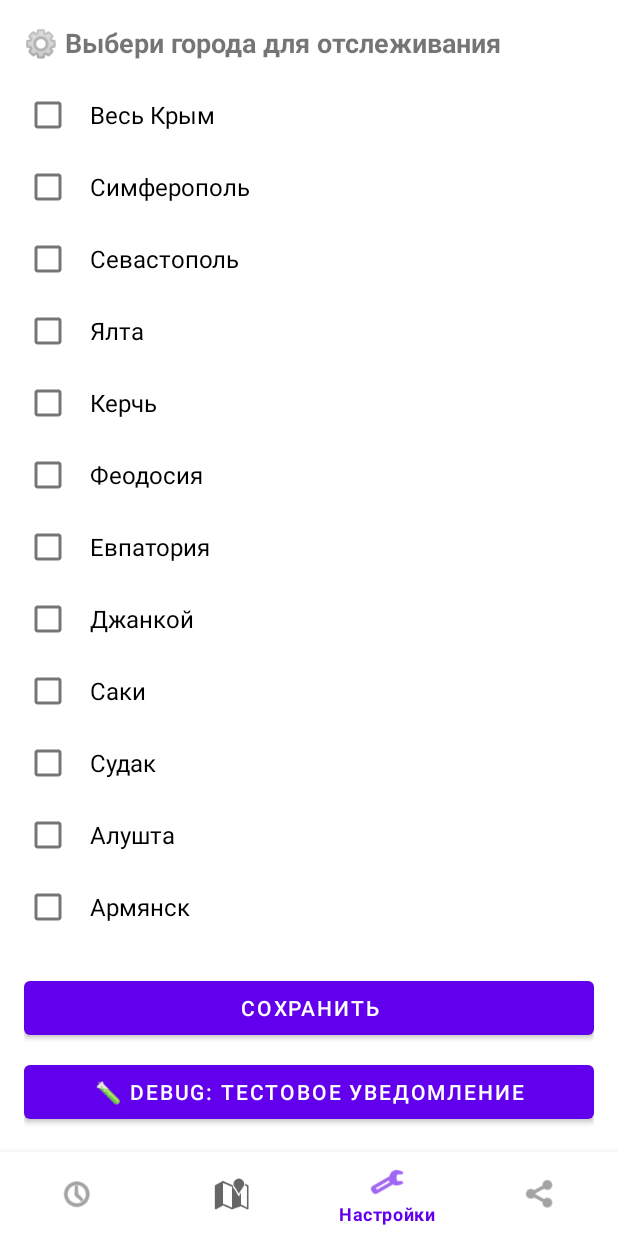
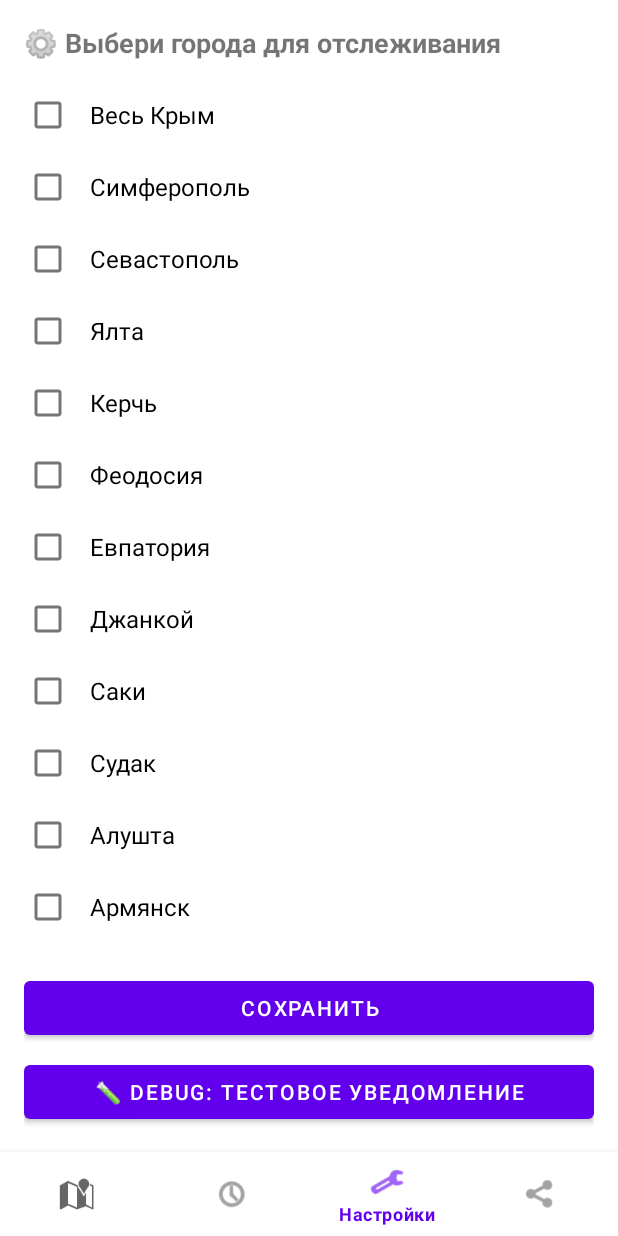
Before and after one commit to xexqq/crimea-alarm-app, an Android app: the screen it shows after launch (MainActivity), item 3 of the bottom bar chosen, on a phone screen of 412 x 824 dp. Run offline under Robolectric (Android 15) with nearby library versions, the light colour scheme and no system bars; our stand-ins replace Room's generated code; network calls fail; pictures from the network do not load; 1 statement that could not run was skipped.

Commit message:
Исправлены слои карты, порядок вкладок

```diff
--- a/app/src/main/java/com/xexqq/crimeaalarm/MainActivity.kt
+++ b/app/src/main/java/com/xexqq/crimeaalarm/MainActivity.kt
@@ -22,7 +22,7 @@ class MainActivity : AppCompatActivity() {
 
         if (savedInstanceState == null) {
             supportFragmentManager.beginTransaction()
-                .replace(R.id.fragmentContainer, FeedFragment())
+                .replace(R.id.fragmentContainer, MapFragment())
                 .commit()
         }
 
--- a/app/src/main/java/com/xexqq/crimeaalarm/MapFragment.kt
+++ b/app/src/main/java/com/xexqq/crimeaalarm/MapFragment.kt
@@ -55,6 +55,7 @@ class MapFragment : Fragment(R.layout.fragment_map) {
 <style>
   html, body, #map { height: 100%; margin: 0; padding: 0; background: transparent; }
   .dark-tiles { filter: invert(1) hue-rotate(180deg) brightness(0.9) contrast(0.9); }
+  .light-tiles { filter: grayscale(0.3) brightness(1.15) contrast(0.95); }
 </style>
 </head>
 <body>
@@ -77,8 +78,9 @@ class MapFragment : Fragment(R.layout.fragment_map) {
     "Спутник": L.tileLayer('https://server.arcgisonline.com/ArcGIS/rest/services/World_Imagery/MapServer/tile/{z}/{y}/{x}', {
       attribution: 'Esri', maxZoom: 19
     }),
-    "Светлая": L.tileLayer('https://tiles.wmflabs.org/bw-mapnik/{z}/{x}/{y}.png', {
-      attribution: '© OpenStreetMap', maxZoom: 18
+    "Светлая": L.tileLayer('https://{s}.tile.openstreetmap.org/{z}/{x}/{y}.png', {
+      attribution: '© OpenStreetMap', maxZoom: 19, subdomains: 'abc',
+      className: 'light-tiles'
     }),
     "Тёмная": L.tileLayer('https://{s}.tile.openstreetmap.org/{z}/{x}/{y}.png', {
       attribution: '© OpenStreetMap', maxZoom: 19, subdomains: 'abc',
--- a/app/src/main/res/menu/bottom_nav_menu.xml
+++ b/app/src/main/res/menu/bottom_nav_menu.xml
@@ -1,13 +1,13 @@
 <?xml version="1.0" encoding="utf-8"?>
 <menu xmlns:android="http://schemas.android.com/apk/res/android">
+    <item
+        android:id="@+id/nav_map"
+        android:title="Карта"
+        android:icon="@android:drawable/ic_dialog_map" />
     <item
         android:id="@+id/nav_feed"
         android:title="Лента"
         android:icon="@android:drawable/ic_menu_recent_history" />
-    <item
-        android:id="@+id/nav_map"
-        android:title="Карта"
-        android:icon="@android:drawable/ic_dialog_map" />
     <item
         android:id="@+id/nav_settings"
         android:title="Настройки"
```
